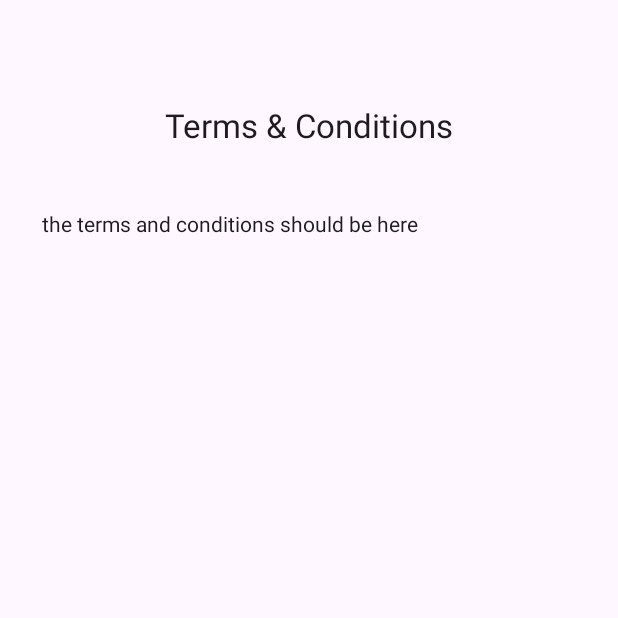
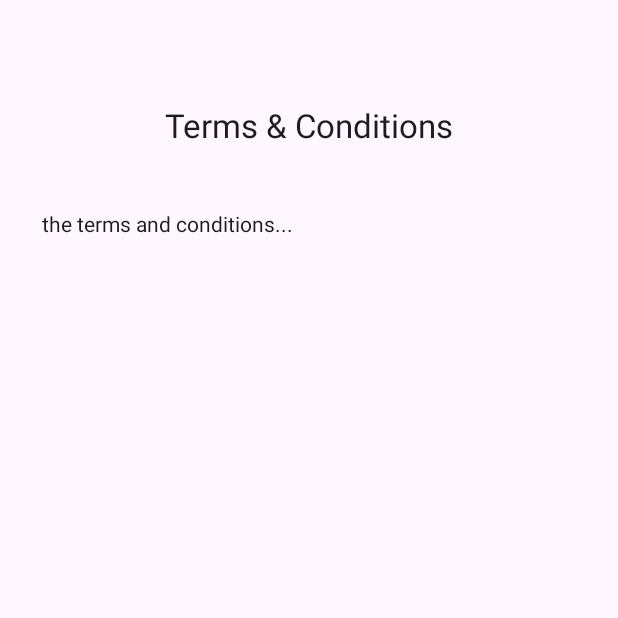
Before and after one commit to adityavshisht/Festora, an Android app: the TermsActivity screen opened directly, with no data from a screen before it, on a phone screen of 412 x 824 dp, the top half of it. Run offline under Robolectric (Android 15) with nearby library versions, the phone set to English and light mode, and no system bars.

Commit message:
Update activity_terms.xml

```diff
--- a/app/src/main/res/layout/activity_terms.xml
+++ b/app/src/main/res/layout/activity_terms.xml
@@ -38,7 +38,7 @@
             android:background="@android:color/transparent"
             android:textSize="14sp"
             android:textColor="?android:attr/textColorPrimary"
-            android:text="the terms and conditions should be here"
+            android:text="the terms and conditions..."
             android:fadingEdgeLength="8dp"
             android:requiresFadingEdge="vertical"/>
 
```
